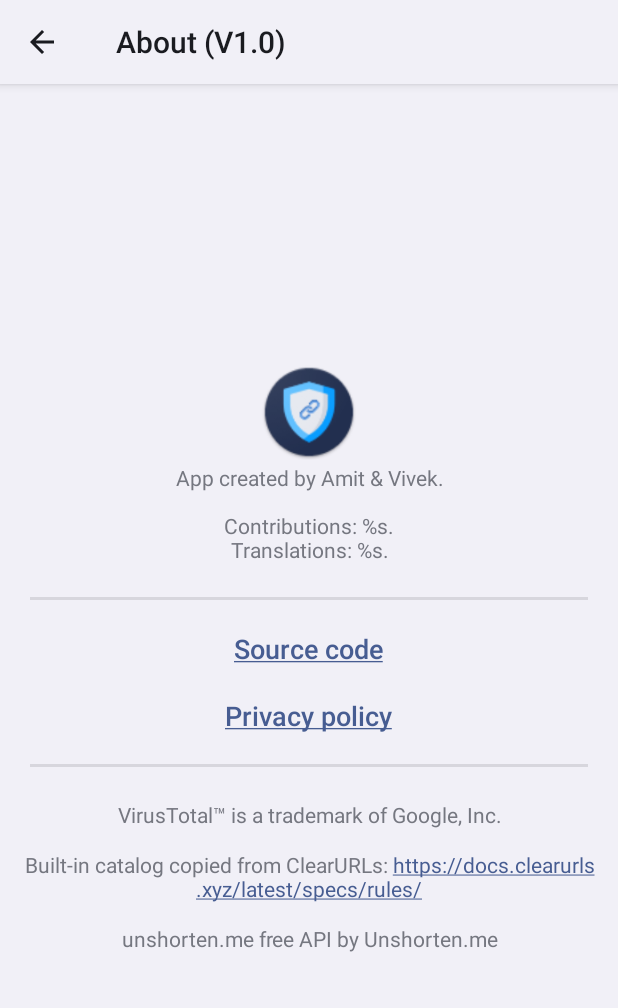
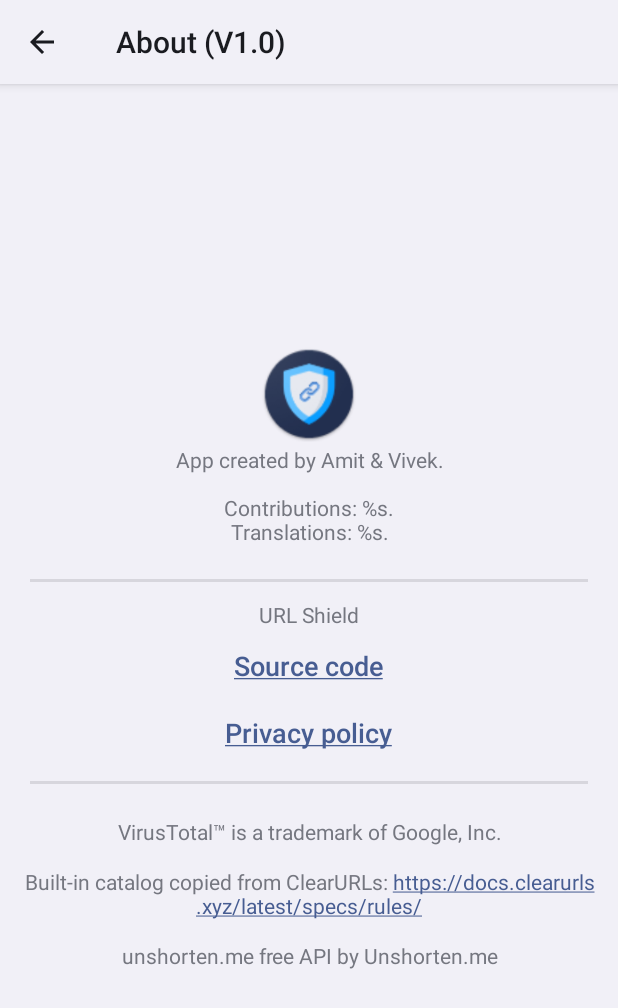
Before and after one commit to amitskr/URL-Shield, an Android app: the AboutActivity screen opened directly, with no data from a screen before it, on a phone screen of 412 x 824 dp. Shown: the top 1008 px of the screen. Run offline under Robolectric (Android 15) with nearby library versions, the phone set to English and light mode, and no system bars; 1 statement that could not run was skipped.

Commit message:
Updated again

```diff
--- a/app/src/main/res/layout/activity_about.xml
+++ b/app/src/main/res/layout/activity_about.xml
@@ -39,7 +39,14 @@
             android:layout_width="match_parent"
             android:layout_height="match_parent"
             android:gravity="center"
-            android:orientation="vertical"></LinearLayout>
+            android:orientation="vertical">
+
+            <TextView
+                android:layout_width="wrap_content"
+                android:layout_height="wrap_content"
+                android:text="URL Shield"/>
+
+        </LinearLayout>
 
         <View
             android:layout_width="match_parent"
```
